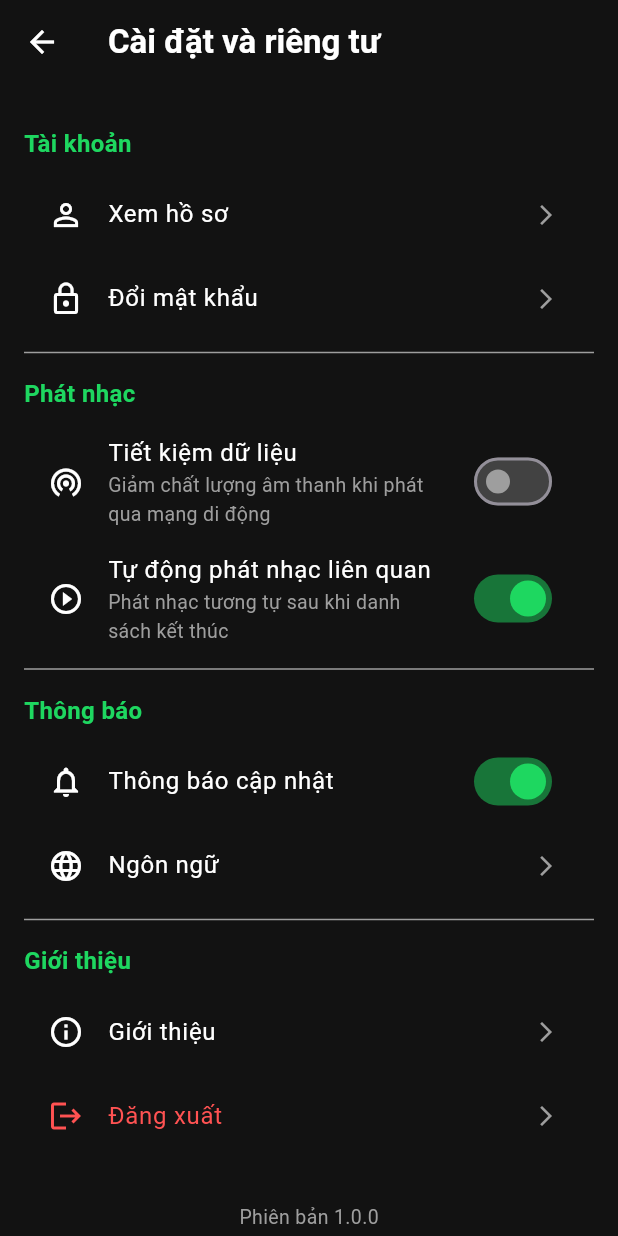
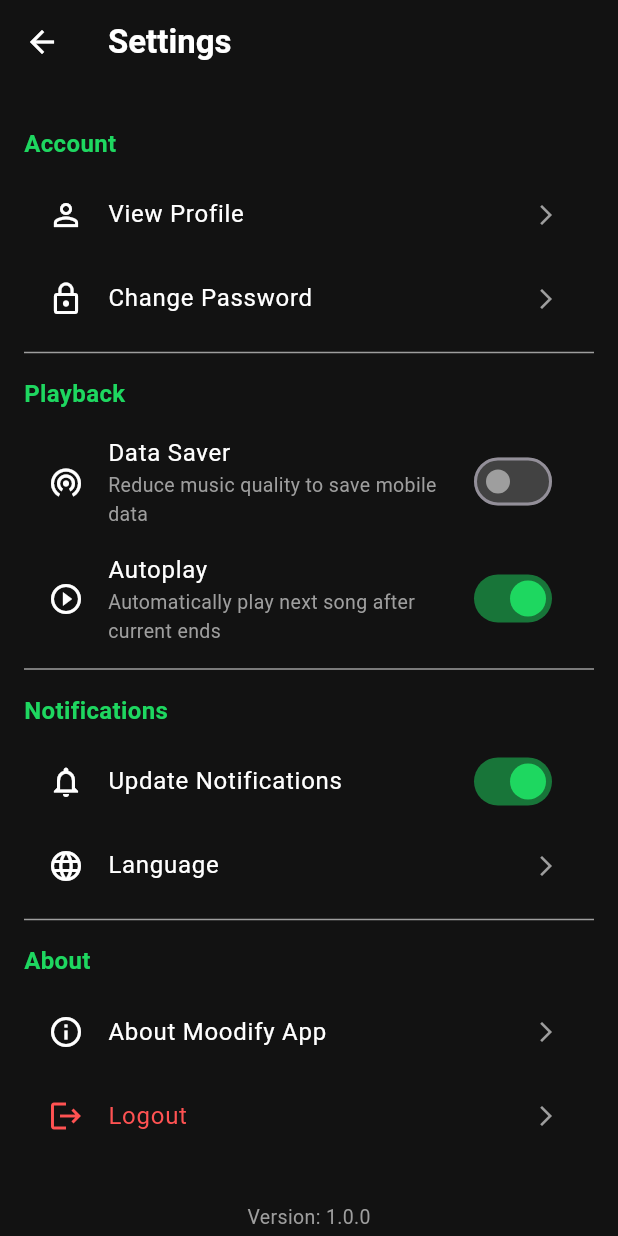
Before and after one commit to khanh21s/2025_LTTBDD_N05_DOAN_VAN_KHANH, a Flutter app: the SettingsPage screen opened directly, on a phone screen of 412 x 824 dp. Run offline on Flutter 3.47's test engine with Material 3 defaults, Android fonts, the phone set to English and light mode, and no system bars; our stand-ins replace easy_localization, just_audio, palette_generator, shared_preferences; accounts and stored records are empty; network calls fail.

Commit message:
doi ngon ngu cho thanh nav

```diff
--- /dev/null
+++ b/assets/translations/en.json
@@ -0,0 +1,25 @@
+{
+  "settings_title": "Settings",
+  "select_language": "Select Language",
+  "account": "Account",
+  "view_profile": "View Profile",
+  "change_password": "Change Password",
+  "playback": "Playback",
+  "data_saver": "Data Saver",
+  "data_saver_desc": "Reduce music quality to save mobile data",
+  "autoplay": "Autoplay",
+  "autoplay_desc": "Automatically play next song after current ends",
+  "notifications": "Notifications",
+  "update_notifications": "Update Notifications",
+  "language": "Language",
+  "about": "About",
+  "about_app": "About Moodify App",
+  "logout": "Logout",
+  "version": "Version: {}",
+  "home": "Home",
+  "search": "Search",
+  "library": "Library",
+  "premium": "Premium",
+  "personal": "Personal"
+
+}
--- /dev/null
+++ b/assets/translations/vi.json
@@ -0,0 +1,24 @@
+{
+  "settings_title": "Cài đặt",
+  "select_language": "Chọn ngôn ngữ",
+  "account": "Tài khoản",
+  "view_profile": "Xem hồ sơ",
+  "change_password": "Đổi mật khẩu",
+  "playback": "Phát lại",
+  "data_saver": "Trình tiết kiệm dữ liệu",
+  "data_saver_desc": "Giảm chất lượng nhạc để tiết kiệm dữ liệu di động",
+  "autoplay": "Tự động phát",
+  "autoplay_desc": "Tự động phát bài hát tiếp theo sau khi kết thúc",
+  "notifications": "Thông báo",
+  "update_notifications": "Thông báo cập nhật",
+  "language": "Ngôn ngữ",
+  "about": "Giới thiệu",
+  "about_app": "Về ứng dụng Moodify",
+  "logout": "Đăng xuất",
+  "version": "Phiên bản: {}",
+    "home": "Trang chủ",
+  "search": "Tìm kiếm",
+  "library": "Thư viện",
+  "premium": "Premium",
+  "personal": "Cá nhân"
+}
--- a/lib/pages/setting_page.dart
+++ b/lib/pages/setting_page.dart
@@ -1,5 +1,6 @@
 import 'package:flutter/material.dart';
 import 'package:shared_preferences/shared_preferences.dart';
+import 'package:easy_localization/easy_localization.dart';
 
 class SettingsPage extends StatefulWidget {
   const SettingsPage({super.key});
@@ -9,7 +10,6 @@ class SettingsPage extends StatefulWidget {
 }
 
 class _SettingsPageState extends State<SettingsPage> {
-  // 🔹 Lưu trạng thái của các switch
   String _currentLanguage = "vi"; // Mặc định là tiếng Việt
   final Map<String, bool> _settings = {
     'dataSaver': false,
@@ -17,16 +17,43 @@ class _SettingsPageState extends State<SettingsPage> {
     'updateNotifications': true,
     'emailNotifications': false,
   };
+
+  @override
+  void initState() {
+    super.initState();
+    _loadLanguage();
+  }
+
+  // 🔹 Load ngôn ngữ đã lưu
+  Future<void> _loadLanguage() async {
+    final prefs = await SharedPreferences.getInstance();
+    final lang = prefs.getString('languageCode') ?? 'vi';
+    setState(() {
+      _currentLanguage = lang;
+    });
+  }
+
+  // 🔹 Lưu ngôn ngữ khi thay đổi
+  Future<void> _changeLanguage(String code) async {
+    final prefs = await SharedPreferences.getInstance();
+    await prefs.setString('languageCode', code);
+    setState(() {
+      _currentLanguage = code;
+    });
+
+    // 🔹 Đổi ngôn ngữ toàn app
+    await context.setLocale(Locale(code));
+  }
+
+  // 🔹 Hiển thị hộp chọn ngôn ngữ
   void _showLanguageDialog() {
     showDialog(
       context: context,
       builder: (context) {
         return AlertDialog(
           backgroundColor: const Color(0xFF1E1E1E),
-        title: const Text(
-          "Chọn ngôn ngữ",
-          style: TextStyle(color: Colors.white),
-        ),
+          title: Text("select_language".tr(), // 🔸 dùng key từ JSON
+              style: const TextStyle(color: Colors.white)),
           content: Column(
             mainAxisSize: MainAxisSize.min,
             children: [
@@ -38,6 +65,7 @@ class _SettingsPageState extends State<SettingsPage> {
       },
     );
   }
+
   Widget _buildLanguageOption(String name, String code) {
     return ListTile(
       title: Text(name, style: const TextStyle(color: Colors.white)),
@@ -45,14 +73,11 @@ Widget _buildLanguageOption(String name, String code) {
           ? const Icon(Icons.check, color: Color(0xFF1ED760))
           : null,
       onTap: () {
-      setState(() {
-        _currentLanguage = code;
-      });
+        _changeLanguage(code);
         Navigator.pop(context);
       },
     );
   }
-
 
   @override
   Widget build(BuildContext context) {
@@ -61,9 +86,9 @@ Widget _buildLanguageOption(String name, String code) {
       appBar: AppBar(
         backgroundColor: const Color(0xFF121212),
         elevation: 0,
-        title: const Text(
-          'Cài đặt và riêng tư',
-          style: TextStyle(
+        title: Text(
+          'settings_title'.tr(), // 🔸 đa ngôn ngữ
+          style: const TextStyle(
             color: Colors.white,
             fontWeight: FontWeight.bold,
           ),
@@ -78,76 +103,73 @@ Widget _buildLanguageOption(String name, String code) {
         children: [
           const SizedBox(height: 10),
 
-          _buildSectionTitle("Tài khoản"),
+          _buildSectionTitle("account".tr()),
           _buildSettingTile(
             icon: Icons.person_outline,
-            title: "Xem hồ sơ",
+            title: "view_profile".tr(),
             onTap: () => Navigator.pushNamed(context, '/profile'),
           ),
           _buildSettingTile(
             icon: Icons.lock_outline,
-            title: "Đổi mật khẩu",
-            onTap: () {
-              // TODO: Điều hướng đến trang đổi mật khẩu
-            },
+            title: "change_password".tr(),
+            onTap: () {},
           ),
           const Divider(color: Colors.grey),
 
-          _buildSectionTitle("Phát nhạc"),
+          _buildSectionTitle("playback".tr()),
           _buildSwitchTile(
             keyName: 'dataSaver',
             icon: Icons.wifi_tethering,
-            title: "Tiết kiệm dữ liệu",
-            subtitle: "Giảm chất lượng âm thanh khi phát qua mạng di động",
+            title: "data_saver".tr(),
+            subtitle: "data_saver_desc".tr(),
           ),
           _buildSwitchTile(
             keyName: 'autoplay',
             icon: Icons.play_circle_outline,
-            title: "Tự động phát nhạc liên quan",
-            subtitle: "Phát nhạc tương tự sau khi danh sách kết thúc",
+            title: "autoplay".tr(),
+            subtitle: "autoplay_desc".tr(),
           ),
           const Divider(color: Colors.grey),
 
-          _buildSectionTitle("Thông báo"),
+          _buildSectionTitle("notifications".tr()),
           _buildSwitchTile(
             keyName: 'updateNotifications',
             icon: Icons.notifications_outlined,
-            title: "Thông báo cập nhật",
+            title: "update_notifications".tr(),
           ),
           _buildSettingTile(
             icon: Icons.language,
-            title: "Ngôn ngữ"
+            title: "language".tr(),
+            onTap: _showLanguageDialog,
           ),
           const Divider(color: Colors.grey),
 
-          _buildSectionTitle("Giới thiệu"),
+          _buildSectionTitle("about".tr()),
           _buildSettingTile(
             icon: Icons.info_outline,
-            title: "Giới thiệu",
+            title: "about_app".tr(),
             onTap: () {},
           ),
           _buildSettingTile(
             icon: Icons.logout,
-            title: "Đăng xuất",
+            title: "logout".tr(),
             color: Colors.redAccent,
-            onTap: () {
-              // TODO: Gọi Supabase.auth.signOut();
-            },
+            onTap: () {},
           ),
 
           const SizedBox(height: 30),
           Center(
             child: Text(
-              "Phiên bản 1.0.0",
+              "version".tr(args: ['1.0.0']),
               style: TextStyle(color: Colors.grey.shade500, fontSize: 13),
             ),
           ),
         ],
-      )
+      ),
     );
   }
 
-  // 🔹 Tiêu đề nhóm
+  // 🔹 Các widget phụ
   Widget _buildSectionTitle(String title) {
     return Padding(
       padding: const EdgeInsets.symmetric(vertical: 8),
@@ -162,7 +184,6 @@ Widget _buildLanguageOption(String name, String code) {
     );
   }
 
-  // 🔹 Tile cài đặt bình thường
   Widget _buildSettingTile({
     required IconData icon,
     required String title,
@@ -181,7 +202,6 @@ Widget _buildLanguageOption(String name, String code) {
     );
   }
 
-  // 🔹 Tile có công tắc giữ trạng thái
   Widget _buildSwitchTile({
     required String keyName,
     required IconData icon,
--- a/lib/screens/main_screen.dart
+++ b/lib/screens/main_screen.dart
@@ -1,3 +1,4 @@
+import 'package:easy_localization/easy_localization.dart';
 import 'package:flutter/material.dart';
 import 'package:just_audio/just_audio.dart';
 import 'package:my_app/datas/music_data.dart';
@@ -30,12 +31,9 @@ class _MainScreenState extends State<MainScreen> {
   void initState() {
     super.initState();
     _pages = [
-      HomePage(
-        onSongSelected: _playSong,
-        player: _player
-        ),
+      HomePage(onSongSelected: _playSong, player: _player),
       const SearchPage(),
-      LibraryPage(onSongSelected: _playSong), // 🟢 gọi callback
+      LibraryPage(onSongSelected: _playSong),
       const PremiumPage(),
     ];
   }
@@ -99,27 +97,25 @@ class _MainScreenState extends State<MainScreen> {
       playlists.add(song);
       ScaffoldMessenger.of(context).showSnackBar(
         SnackBar(
-          content: Text('${song.title} đã được thêm vào thư viện 🎵'),
+          content: Text(tr('added_to_library', args: [song.title])),
           duration: const Duration(seconds: 2),
         ),
       );
     } else {
       ScaffoldMessenger.of(context).showSnackBar(
         SnackBar(
-          content: Text('${song.title} đã có trong thư viện!'),
+          content: Text(tr('already_in_library', args: [song.title])),
           duration: const Duration(seconds: 2),
         ),
       );
     }
   }
-  // ham reload page library
+
   void _reloadLibraryPage() {
-  setState(() {
-    _pages[2] = LibraryPage(onSongSelected: _playSong);
-  });
-}
-
-
+    setState(() {
+      _pages[2] = LibraryPage(onSongSelected: _playSong);
+    });
+  }
 
   @override
   void dispose() {
@@ -129,6 +125,10 @@ class _MainScreenState extends State<MainScreen> {
 
   @override
   Widget build(BuildContext context) {
+    // 🟩 Dòng này cực kỳ quan trọng
+    // Nó khiến widget rebuild lại mỗi khi đổi ngôn ngữ
+    final locale = context.locale;
+
     return Scaffold(
       backgroundColor: Colors.black,
       drawer: const Sidebar(),
@@ -138,13 +138,11 @@ class _MainScreenState extends State<MainScreen> {
             pages: _pages,
             onPageChanged: (index) {
               setState(() => _currentIndex = index);
-              if(index == 2){
+              if (index == 2) {
                 _reloadLibraryPage();
               }
             },
           ),
-
-          // Avatar
           if (_currentIndex != 3 && _currentIndex != 4 && _currentIndex != 0)
             Positioned(
               top: 20,
@@ -161,8 +159,6 @@ class _MainScreenState extends State<MainScreen> {
                 },
               ),
             ),
-
-          // 🟩 Mini Player chung toàn app
           if (_currentSong != null)
             Positioned(
               left: 0,
@@ -174,8 +170,8 @@ class _MainScreenState extends State<MainScreen> {
                 isPlaying: _isPlaying,
                 onTogglePlay: _togglePlay,
                 onTap: _openPlayerPage,
-                onAdd: (){
-                  if(_currentSong != null){
+                onAdd: () {
+                  if (_currentSong != null) {
                     addToLibrary(context, _currentSong!);
                   }
                 },
--- a/pubspec.yaml
+++ b/pubspec.yaml
@@ -68,6 +68,7 @@ flutter:
   assets:
     - assets/images/
     - assets/audio/
+    - assets/translations/
   # An image asset can refer to one or more resolution-specific "variants", see
   # https://flutter.dev/to/resolution-aware-images
 
```
Also changed, not shown: lib/main.dart (+24 -3 lines), lib/widgets/navigation.dart (+19 -15 lines), lib/translations/en.json (deleted), lib/translations/vi.json (deleted). Lines whose indentation alone changed are shown as unchanged.
